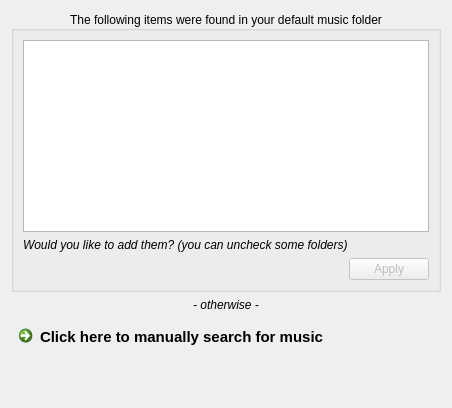
First picture: the form in code/MiamPlayer/quickstart.ui, repository MBach/Miam-Player, before the edit.
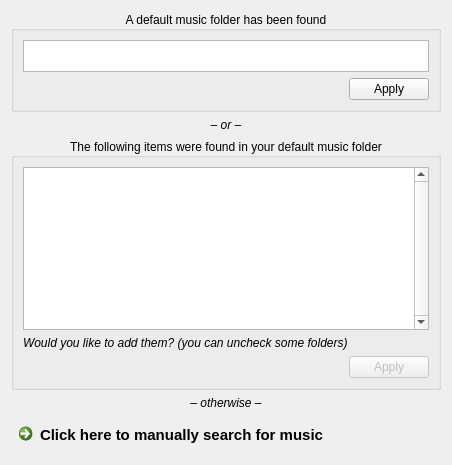
Second picture: the form after the edit.

The edit to the form file:
```diff
--- a/code/MiamPlayer/quickstart.ui
+++ b/code/MiamPlayer/quickstart.ui
@@ -7,7 +7,7 @@
     <x>0</x>
     <y>0</y>
     <width>452</width>
-    <height>408</height>
+    <height>465</height>
    </rect>
   </property>
   <property name="sizePolicy">
@@ -23,12 +23,101 @@
    <bool>true</bool>
   </property>
   <layout class="QVBoxLayout" name="verticalLayout">
+   <item>
+    <widget class="QGroupBox" name="defaultFolderGroupBox">
+     <property name="title">
+      <string>A default music folder has been found</string>
+     </property>
+     <property name="alignment">
+      <set>Qt::AlignCenter</set>
+     </property>
+     <property name="flat">
+      <bool>true</bool>
+     </property>
+     <layout class="QVBoxLayout" name="verticalLayout_2">
+      <item>
+       <widget class="QTableWidget" name="defaultFolderTableWidget">
+        <property name="maximumSize">
+         <size>
+          <width>16777215</width>
+          <height>32</height>
+         </size>
+        </property>
+        <property name="horizontalScrollBarPolicy">
+         <enum>Qt::ScrollBarAlwaysOff</enum>
+        </property>
+        <property name="editTriggers">
+         <set>QAbstractItemView::NoEditTriggers</set>
+        </property>
+        <property name="selectionMode">
+         <enum>QAbstractItemView::NoSelection</enum>
+        </property>
+        <property name="showGrid">
+         <bool>false</bool>
+        </property>
+        <property name="cornerButtonEnabled">
+         <bool>false</bool>
+        </property>
+        <attribute name="horizontalHeaderVisible">
+         <bool>false</bool>
+        </attribute>
+        <attribute name="horizontalHeaderHighlightSections">
+         <bool>false</bool>
+        </attribute>
+        <attribute name="verticalHeaderVisible">
+         <bool>false</bool>
+        </attribute>
+        <attribute name="verticalHeaderHighlightSections">
+         <bool>false</bool>
+        </attribute>
+        <column>
+         <property name="text">
+          <string notr="true"/>
+         </property>
+        </column>
+        <column>
+         <property name="text">
+          <string notr="true"/>
+         </property>
+        </column>
+        <column>
+         <property name="text">
+          <string notr="true"/>
+         </property>
+        </column>
+       </widget>
+      </item>
+      <item>
+       <widget class="QDialogButtonBox" name="defaultFolderApplyButton">
+        <property name="standardButtons">
+         <set>QDialogButtonBox::Apply</set>
+        </property>
+       </widget>
+      </item>
+     </layout>
+    </widget>
+   </item>
+   <item>
+    <widget class="QLabel" name="orLabel">
+     <property name="font">
+      <font>
+       <italic>true</italic>
+      </font>
+     </property>
+     <property name="text">
+      <string>– or –</string>
+     </property>
+     <property name="alignment">
+      <set>Qt::AlignCenter</set>
+     </property>
+    </widget>
+   </item>
    <item>
     <widget class="QGroupBox" name="quickStartGroupBox">
      <property name="sizePolicy">
       <sizepolicy hsizetype="Preferred" vsizetype="Expanding">
        <horstretch>0</horstretch>
-       <verstretch>3</verstretch>
+       <verstretch>4</verstretch>
       </sizepolicy>
      </property>
      <property name="title">
@@ -37,18 +126,21 @@
      <property name="alignment">
       <set>Qt::AlignCenter</set>
      </property>
+     <property name="flat">
+      <bool>true</bool>
+     </property>
      <layout class="QVBoxLayout" name="verticalLayout_5">
       <item>
        <widget class="QTableWidget" name="quickStartTableWidget">
-        <property name="sizePolicy">
-         <sizepolicy hsizetype="Expanding" vsizetype="Minimum">
-          <horstretch>0</horstretch>
-          <verstretch>0</verstretch>
-         </sizepolicy>
+        <property name="verticalScrollBarPolicy">
+         <enum>Qt::ScrollBarAlwaysOn</enum>
         </property>
         <property name="horizontalScrollBarPolicy">
          <enum>Qt::ScrollBarAlwaysOff</enum>
         </property>
+        <property name="sizeAdjustPolicy">
+         <enum>QAbstractScrollArea::AdjustToContentsOnFirstShow</enum>
+        </property>
         <property name="editTriggers">
          <set>QAbstractItemView::NoEditTriggers</set>
         </property>
@@ -129,7 +221,7 @@
       </font>
      </property>
      <property name="text">
-      <string>- otherwise -</string>
+      <string>– otherwise –</string>
      </property>
      <property name="alignment">
       <set>Qt::AlignCenter</set>
@@ -138,12 +230,6 @@
    </item>
    <item>
     <widget class="QCommandLinkButton" name="commandLinkButtonLibrary">
-     <property name="sizePolicy">
-      <sizepolicy hsizetype="Preferred" vsizetype="Expanding">
-       <horstretch>0</horstretch>
-       <verstretch>1</verstretch>
-      </sizepolicy>
-     </property>
      <property name="font">
       <font>
        <family>Segoe UI</family>
```
